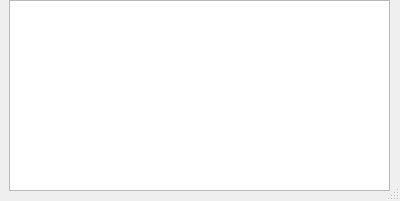
Above: src/dialogHelp.ui from deargo/FileSearch before the change. Below: the same form after it.
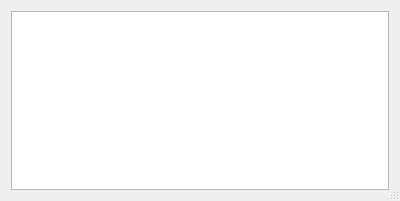
That is the form after the change.

```diff
--- a/src/dialogHelp.ui
+++ b/src/dialogHelp.ui
@@ -19,19 +19,15 @@
   <property name="sizeGripEnabled">
    <bool>true</bool>
   </property>
+  <layout class="QGridLayout" name="gridLayout">
+   <item row="0" column="0">
   <widget class="QTextBrowser" name="textBrowser">
-   <property name="geometry">
-    <rect>
-     <x>9</x>
-     <y>0</y>
-     <width>381</width>
-     <height>191</height>
-    </rect>
-   </property>
    <property name="sizeAdjustPolicy">
     <enum>QAbstractScrollArea::AdjustToContents</enum>
    </property>
   </widget>
+   </item>
+  </layout>
  </widget>
  <resources/>
  <connections/>
```
Lines whose indentation alone changed are shown as unchanged.
